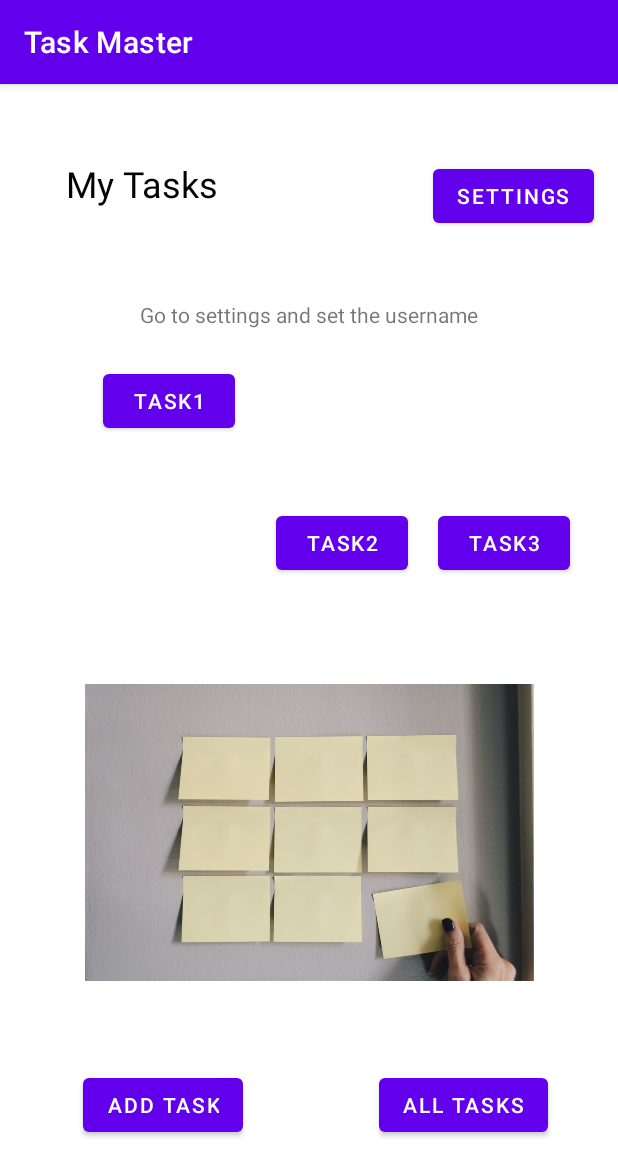
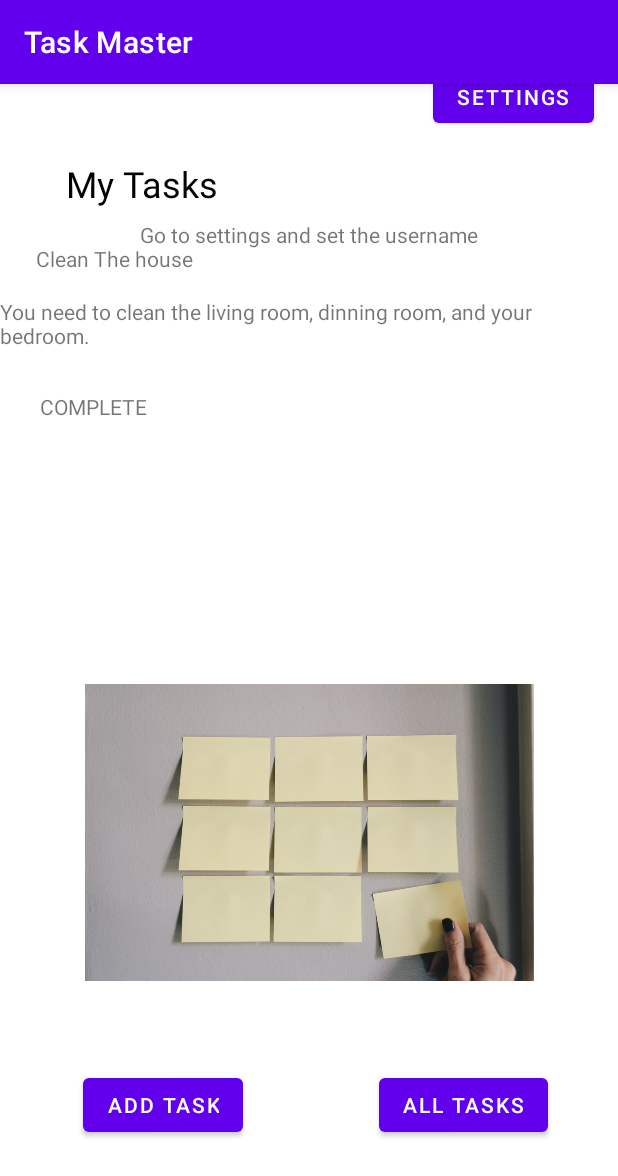
Before and after one commit to bayan-hmaidy98/taskmanager, an Android app: the screen it shows after launch (MainActivity), on a phone screen of 412 x 824 dp. Shown: the top 1176 px of the screen. Run offline under Robolectric (Android 15) with nearby library versions, the phone set to English and light mode, and no system bars.

Commit message:
not finished, can't move to other activity

```diff
--- a/app/build.gradle
+++ b/app/build.gradle
@@ -32,6 +32,7 @@ dependencies {
     implementation 'androidx.appcompat:appcompat:1.3.1'
     implementation 'com.google.android.material:material:1.4.0'
     implementation 'androidx.constraintlayout:constraintlayout:2.1.1'
+    implementation 'androidx.legacy:legacy-support-v4:1.0.0'
     testImplementation 'junit:junit:4.+'
     androidTestImplementation 'androidx.test.ext:junit:1.1.3'
     androidTestImplementation 'androidx.test.espresso:espresso-core:3.4.0'
--- a/app/src/main/java/com/example/taskmanager/MainActivity.java
+++ b/app/src/main/java/com/example/taskmanager/MainActivity.java
@@ -8,8 +8,13 @@ import android.widget.Button;
 import android.widget.TextView;
 
 import androidx.appcompat.app.AppCompatActivity;
+import androidx.recyclerview.widget.LinearLayoutManager;
+import androidx.recyclerview.widget.RecyclerView;
 
-public class MainActivity extends AppCompatActivity {
+import java.util.ArrayList;
+import java.util.List;
+
+public class MainActivity extends AppCompatActivity implements TaskAdapter.OnTaskListener {
 
     @Override
     protected void onCreate(Bundle savedInstanceState) {
@@ -19,9 +24,6 @@ public class MainActivity extends AppCompatActivity {
         Button addTask = (Button) findViewById(R.id.AddTasks);
         Button allTasks = (Button) findViewById(R.id.AllTasks);
         Button settings = (Button) findViewById(R.id.settings);
-        Button task1 = (Button) findViewById(R.id.task1);
-        Button task2 = (Button) findViewById(R.id.task2);
-        Button task3 = (Button) findViewById(R.id.task3);
 
         addTask.setOnClickListener(v -> {
             Intent addTask1 = new Intent(MainActivity.this, AddTask.class);
@@ -33,26 +35,14 @@ public class MainActivity extends AppCompatActivity {
             startActivity(allTasks1);
         });
 
-        task1.setOnClickListener(v -> {
-            Intent goToTaskOne = new Intent(MainActivity.this, TaskDetails.class);
-            String task = task1.getText().toString();
-            goToTaskOne.putExtra("task",task);
-            startActivity(goToTaskOne);
-        });
+        List<Task> tasksList = new ArrayList<>();
+        tasksList.add(new Task("Clean The house", "You need to clean the living room, dinning room, and your bedroom.", State.COMPLETE));
+        tasksList.add(new Task("Finish the assignments", "You have to get done from your reading, lab, code challenge, and learning journal", State.ASSIGNED));
+        tasksList.add(new Task("No tasks", "Since it's the weekend, no tasks for the today, go and enjoy your time and do whatever you want.", State.NEW));
+        RecyclerView recyclerView =findViewById(R.id.recyclerView);
+        recyclerView.setLayoutManager(new LinearLayoutManager(this));
+        recyclerView.setAdapter(new TaskAdapter(tasksList, this));
 
-        task2.setOnClickListener(v -> {
-            Intent goToTaskTwo = new Intent(MainActivity.this, TaskDetails.class);
-            String task = task2.getText().toString();
-            goToTaskTwo.putExtra("task",task);
-            startActivity(goToTaskTwo);
-        });
-
-        task3.setOnClickListener(v -> {
-            String task = task3.getText().toString();
-            Intent goToTaskThree = new Intent(MainActivity.this, TaskDetails.class);
-            goToTaskThree.putExtra("task",task);
-            startActivity(goToTaskThree);
-        });
 
         settings.setOnClickListener(v -> {
             Intent goToSettings = new Intent(MainActivity.this, Settings.class);
@@ -69,4 +59,11 @@ public class MainActivity extends AppCompatActivity {
         TextView welcome = findViewById(R.id.displayUserName);
         welcome.setText(instName);
     }
+
+    @Override
+    public void onTaskClick(int position) {
+        Intent intent = new Intent(this, TaskDetails.class);
+        startActivity(intent);
+
+    }
 }
--- /dev/null
+++ b/app/src/main/java/com/example/taskmanager/State.java
@@ -0,0 +1,6 @@
+package com.example.taskmanager;
+
+// This class I made to have many values to variable but limited.
+public enum State {
+    NEW, ASSIGNED, IN_PROGRESS, COMPLETE;
+}
--- /dev/null
+++ b/app/src/main/java/com/example/taskmanager/Task.java
@@ -0,0 +1,14 @@
+package com.example.taskmanager;
+
+public class Task {
+
+    public String title;
+    public String body;
+    public State state;
+
+    public Task(String title, String body, State state) {
+        this.title = title;
+        this.body = body;
+        this.state = state;
+    }
+}
--- /dev/null
+++ b/app/src/main/java/com/example/taskmanager/TaskAdapter.java
@@ -0,0 +1,81 @@
+package com.example.taskmanager;
+
+import android.content.Intent;
+import android.view.LayoutInflater;
+import android.view.View;
+import android.view.ViewGroup;
+import android.widget.TextView;
+
+import androidx.annotation.NonNull;
+import androidx.recyclerview.widget.RecyclerView;
+
+import java.util.ArrayList;
+import java.util.List;
+
+public class TaskAdapter extends RecyclerView.Adapter<TaskAdapter.TaskViewHolder>{
+
+    public TaskAdapter(List<Task> allTasks, OnTaskListener onTaskListener) {
+        this.allTasks = allTasks;
+        this.monTaskListener = onTaskListener;
+    }
+
+    List <Task> allTasks = new ArrayList<>();
+    // instantiate the onTaskListener in order to be known by the view holder
+    private OnTaskListener monTaskListener;
+
+    @NonNull
+    @Override
+    public TaskViewHolder onCreateViewHolder(@NonNull ViewGroup parent, int viewType) {
+        View view = LayoutInflater.from(parent.getContext()).inflate(R.layout.fragment_task,parent,false);
+        TaskViewHolder taskViewHolder = new TaskViewHolder(view, monTaskListener);
+        return taskViewHolder;
+    }
+
+    @Override
+    public void onBindViewHolder(@NonNull TaskViewHolder holder, int position) {
+        holder.task = allTasks.get(position);
+
+        TextView taskTitle = holder.itemView.findViewById(R.id.titleFragment);
+        TextView taskBody = holder.itemView.findViewById(R.id.bodyFragment);
+        TextView taskState = holder.itemView.findViewById(R.id.stateFragment);
+
+        taskTitle.setText(holder.task.title);
+        taskBody.setText(holder.task.body);
+        taskState.setText(holder.task.state.toString());
+
+    }
+
+    @Override
+    public int getItemCount() {
+        return allTasks.size();
+    }
+// to detect the click (position), use OnClickListener interface and implement the method inside it
+    public static class TaskViewHolder extends RecyclerView.ViewHolder implements View.OnClickListener{
+
+        public Task task;
+        public View itemView;
+        OnTaskListener onTaskListener;
+
+        public TaskViewHolder(@NonNull View itemView, OnTaskListener onTaskListener) {
+            super(itemView);
+            this.itemView = itemView;
+            this.onTaskListener = onTaskListener;
+
+            // attach OnClickListener to the entire view holder
+            itemView.setOnClickListener(this);
+        }
+
+
+        @Override
+        public void onClick(View v) {
+            TaskViewHolder holder = null;
+            onTaskListener.onTaskClick(getAdapterPosition());
+            Intent intent = new Intent();
+            intent.putExtra("task", holder.task.title);
+        }
+    }
+// Send click info to the activity
+    public interface OnTaskListener{
+        void onTaskClick (int position);
+    }
+}
--- /dev/null
+++ b/app/src/main/java/com/example/taskmanager/TaskFragment.java
@@ -0,0 +1,67 @@
+package com.example.taskmanager;
+
+import android.os.Bundle;
+import android.view.LayoutInflater;
+import android.view.View;
+import android.view.ViewGroup;
+
+import androidx.fragment.app.Fragment;
+
+/**
+ * A simple {@link Fragment} subclass.
+ * Use the {@link TaskFragment#newInstance} factory method to
+ * create an instance of this fragment.
+ */
+public class TaskFragment extends Fragment {
+
+    // TODO: Rename parameter arguments, choose names that match
+    // the fragment initialization parameters, e.g. ARG_ITEM_NUMBER
+    private static final String ARG_PARAM1 = "taskTitle";
+    private static final String ARG_PARAM2 = "taskBody";
+    private static final String ARG_PARAM3 = "taskState";
+
+    // TODO: Rename and change types of parameters
+    private String mTitle;
+    private String mBody;
+    private String mState;
+
+    public TaskFragment() {
+        // Required empty public constructor
+    }
+
+    /**
+     * Use this factory method to create a new instance of
+     * this fragment using the provided parameters.
+     *
+     * @param param1 Parameter 1.
+     * @param param2 Parameter 2.
+     * @return A new instance of fragment TaskFragment.
+     */
+    // TODO: Rename and change types and number of parameters
+    public static TaskFragment newInstance(String param1, String param2, String param3) {
+        TaskFragment fragment = new TaskFragment();
+        Bundle args = new Bundle();
+        args.putString(ARG_PARAM1, param1);
+        args.putString(ARG_PARAM2, param2);
+        args.putString(ARG_PARAM3, param3);
+        fragment.setArguments(args);
+        return fragment;
+    }
+
+    @Override
+    public void onCreate(Bundle savedInstanceState) {
+        super.onCreate(savedInstanceState);
+        if (getArguments() != null) {
+            mTitle = getArguments().getString(ARG_PARAM1);
+            mBody = getArguments().getString(ARG_PARAM2);
+            mState = getArguments().getString(ARG_PARAM2);
+        }
+    }
+
+    @Override
+    public View onCreateView(LayoutInflater inflater, ViewGroup container,
+                             Bundle savedInstanceState) {
+        // Inflate the layout for this fragment
+        return inflater.inflate(R.layout.fragment_task, container, false);
+    }
+}
--- a/app/src/main/res/layout/activity_main.xml
+++ b/app/src/main/res/layout/activity_main.xml
@@ -61,56 +61,30 @@
         android:layout_height="wrap_content"
         android:layout_marginTop="8dp"
         android:text="userName"
-        app:layout_constraintBottom_toTopOf="@+id/task2"
         app:layout_constraintEnd_toEndOf="parent"
         app:layout_constraintStart_toStartOf="parent"
-        app:layout_constraintTop_toBottomOf="@+id/header"
-        app:layout_constraintVertical_bias="0.31" />
-
-    <Button
-        android:id="@+id/task1"
-        android:layout_width="wrap_content"
-        android:layout_height="wrap_content"
-        android:layout_marginEnd="12dp"
-        android:text="Task1"
-        app:layout_constraintBottom_toTopOf="@+id/placeHolder01"
-        app:layout_constraintEnd_toStartOf="@+id/task2"
-        app:layout_constraintHorizontal_bias="0.819"
-        app:layout_constraintStart_toStartOf="parent"
-        app:layout_constraintTop_toBottomOf="@+id/header"
-        app:layout_constraintVertical_bias="0.437" />
-
-    <Button
-        android:id="@+id/task2"
-        android:layout_width="wrap_content"
-        android:layout_height="wrap_content"
-        android:layout_marginEnd="20dp"
-        android:layout_marginBottom="40dp"
-        android:text="Task2"
-        app:layout_constraintBottom_toTopOf="@+id/placeHolder01"
-        app:layout_constraintEnd_toStartOf="@+id/task3" />
-
-    <Button
-        android:id="@+id/task3"
-        android:layout_width="wrap_content"
-        android:layout_height="wrap_content"
-        android:layout_marginEnd="32dp"
-        android:layout_marginBottom="40dp"
-        android:text="Task3"
-        app:layout_constraintBottom_toTopOf="@+id/placeHolder01"
-        app:layout_constraintEnd_toEndOf="parent" />
+        app:layout_constraintTop_toBottomOf="@+id/header" />
 
     <Button
         android:id="@+id/settings"
         android:layout_width="wrap_content"
         android:layout_height="wrap_content"
         android:layout_marginTop="28dp"
+        android:layout_marginBottom="12dp"
         android:text="Settings"
-        app:layout_constraintBottom_toTopOf="@+id/task3"
+        app:layout_constraintBottom_toTopOf="@+id/recyclerView"
         app:layout_constraintEnd_toEndOf="parent"
         app:layout_constraintHorizontal_bias="0.898"
         app:layout_constraintStart_toEndOf="@+id/header"
-        app:layout_constraintTop_toTopOf="parent"
-        app:layout_constraintVertical_bias="0.109" />
+        app:layout_constraintTop_toTopOf="parent" />
+
+    <androidx.recyclerview.widget.RecyclerView
+        android:id="@+id/recyclerView"
+        android:layout_width="409dp"
+        android:layout_height="234dp"
+        app:layout_constraintEnd_toEndOf="parent"
+        app:layout_constraintHorizontal_bias="0.0"
+        app:layout_constraintStart_toStartOf="parent"
+        tools:layout_editor_absoluteY="88dp" />
 
 </androidx.constraintlayout.widget.ConstraintLayout>
--- /dev/null
+++ b/app/src/main/res/layout/fragment_task.xml
@@ -0,0 +1,52 @@
+<?xml version="1.0" encoding="utf-8"?>
+<FrameLayout xmlns:android="http://schemas.android.com/apk/res/android"
+    xmlns:app="http://schemas.android.com/apk/res-auto"
+    xmlns:tools="http://schemas.android.com/tools"
+    android:layout_width="match_parent"
+    android:layout_height="match_parent"
+    tools:context=".TaskFragment">
+
+    <!-- TODO: Update blank fragment layout -->
+
+
+    <androidx.constraintlayout.widget.ConstraintLayout
+        android:layout_width="match_parent"
+        android:layout_height="256dp">
+
+        <TextView
+            android:id="@+id/titleFragment"
+            android:layout_width="wrap_content"
+            android:layout_height="wrap_content"
+            android:text="TextView"
+            app:layout_constraintBottom_toBottomOf="parent"
+            app:layout_constraintEnd_toEndOf="parent"
+            app:layout_constraintHorizontal_bias="0.079"
+            app:layout_constraintStart_toStartOf="parent"
+            app:layout_constraintTop_toTopOf="parent"
+            app:layout_constraintVertical_bias="0.451" />
+
+        <TextView
+            android:id="@+id/bodyFragment"
+            android:layout_width="wrap_content"
+            android:layout_height="wrap_content"
+            android:text="TextView"
+            app:layout_constraintBottom_toBottomOf="parent"
+            app:layout_constraintEnd_toEndOf="parent"
+            app:layout_constraintHorizontal_bias="0.079"
+            app:layout_constraintStart_toStartOf="parent"
+            app:layout_constraintTop_toTopOf="parent"
+            app:layout_constraintVertical_bias="0.645" />
+
+        <TextView
+            android:id="@+id/stateFragment"
+            android:layout_width="wrap_content"
+            android:layout_height="wrap_content"
+            android:text="TextView"
+            app:layout_constraintBottom_toBottomOf="parent"
+            app:layout_constraintEnd_toEndOf="parent"
+            app:layout_constraintHorizontal_bias="0.079"
+            app:layout_constraintStart_toStartOf="parent"
+            app:layout_constraintTop_toTopOf="parent"
+            app:layout_constraintVertical_bias="0.867" />
+    </androidx.constraintlayout.widget.ConstraintLayout>
+</FrameLayout>
--- a/app/src/main/res/values/strings.xml
+++ b/app/src/main/res/values/strings.xml
@@ -1,3 +1,5 @@
 <resources>
     <string name="app_name">Task Master</string>
+    <!-- TODO: Remove or change this placeholder text -->
+    <string name="hello_blank_fragment">Hello blank fragment</string>
 </resources>
```
Also changed, not shown: 19 other files.
